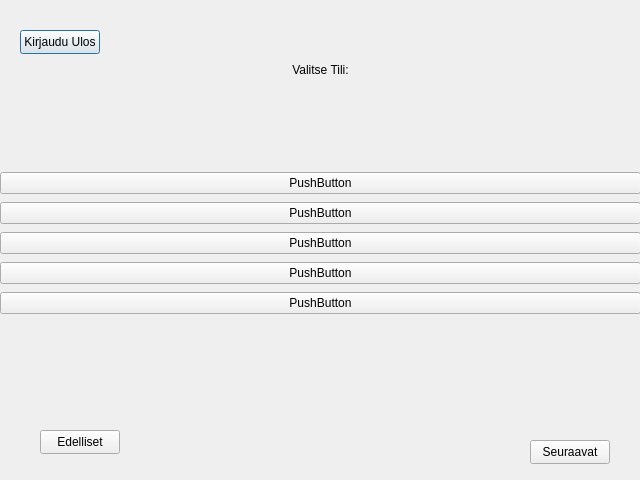
The window that frontend/changeaccountwindow.ui (slmksav/Qt6-ATM-app) describes before a commit, drawn with Qt 5.
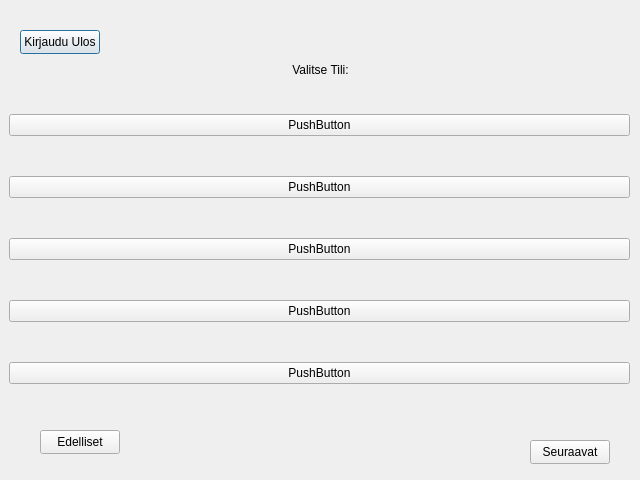
The same window after the commit.

```diff
--- a/frontend/changeaccountwindow.ui
+++ b/frontend/changeaccountwindow.ui
@@ -71,13 +71,22 @@
     <set>Qt::AlignCenter</set>
    </property>
   </widget>
-  <widget class="QWidget" name="verticalLayoutWidget">
+  <widget class="QWidget" name="buttonWrapper" native="true">
    <property name="geometry">
     <rect>
-     <x>0</x>
-     <y>170</y>
+     <x>-1</x>
+     <y>90</y>
      <width>641</width>
-     <height>146</height>
+     <height>321</height>
+    </rect>
+   </property>
+   <widget class="QWidget" name="verticalLayoutWidget">
+    <property name="geometry">
+     <rect>
+      <x>10</x>
+      <y>-10</y>
+      <width>621</width>
+      <height>341</height>
     </rect>
    </property>
    <layout class="QVBoxLayout" name="verticalLayout">
@@ -132,6 +141,7 @@
      </widget>
     </item>
    </layout>
+   </widget>
   </widget>
  </widget>
  <resources/>
```
Lines whose indentation alone changed are shown as unchanged.
